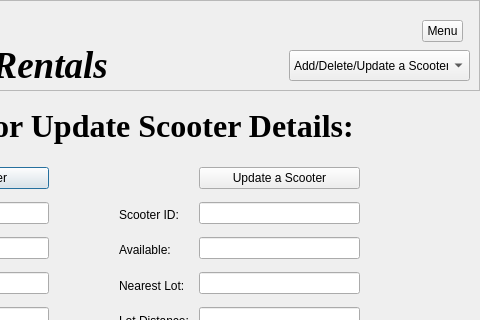
Above: adddeletescooter.ui from DanielleSamaroo/Group-5-Scooters before the change; both pictures show x 291 to 771 and y 0 to 320 of the 771 by 530 pixel window. Below: the same form after it.
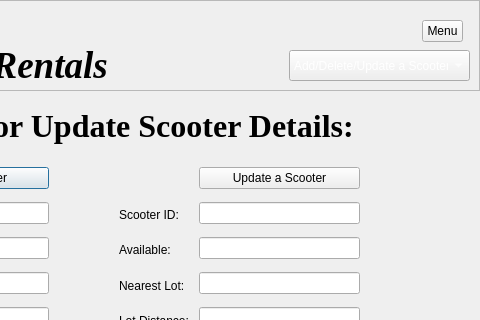
That is the form after the change. Icons and pictures are not drawn.

```diff
--- a/adddeletescooter.ui
+++ b/adddeletescooter.ui
@@ -95,6 +95,24 @@
          </color>
         </brush>
        </colorrole>
+       <colorrole role="Text">
+        <brush brushstyle="SolidPattern">
+         <color alpha="255">
+          <red>255</red>
+          <green>255</green>
+          <blue>255</blue>
+         </color>
+        </brush>
+       </colorrole>
+       <colorrole role="ButtonText">
+        <brush brushstyle="SolidPattern">
+         <color alpha="255">
+          <red>255</red>
+          <green>255</green>
+          <blue>255</blue>
+         </color>
+        </brush>
+       </colorrole>
       </active>
       <inactive>
        <colorrole role="WindowText">
@@ -106,6 +124,24 @@
          </color>
         </brush>
        </colorrole>
+       <colorrole role="Text">
+        <brush brushstyle="SolidPattern">
+         <color alpha="255">
+          <red>255</red>
+          <green>255</green>
+          <blue>255</blue>
+         </color>
+        </brush>
+       </colorrole>
+       <colorrole role="ButtonText">
+        <brush brushstyle="SolidPattern">
+         <color alpha="255">
+          <red>255</red>
+          <green>255</green>
+          <blue>255</blue>
+         </color>
+        </brush>
+       </colorrole>
       </inactive>
       <disabled/>
      </palette>
```
